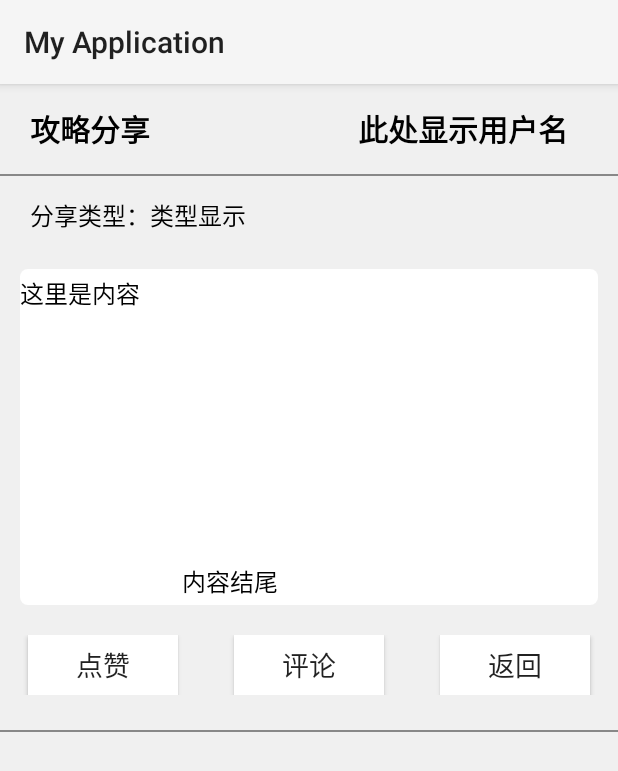
After one commit to M4kiseKurisu/Android-Sport-App, an Android app: the TutorialShow screen opened directly, with no data from a screen before it, on a phone screen of 412 x 824 dp. The commit adds this screen. Shown: the top 771 px of the screen. Run offline under Robolectric (Android 15) with nearby library versions, the phone set to English and light mode, and no system bars.

Commit message:
完善攻略页

```diff
--- a/app/src/main/java/com/example/myapplication/MainActivity.java
+++ b/app/src/main/java/com/example/myapplication/MainActivity.java
@@ -7,7 +7,7 @@ import android.os.Bundle;
 import android.view.View;
 import android.widget.ImageButton;
 
-import java.io.Console;
+import com.example.myapplication.tutorial.TutorialActivity;
 
 public class MainActivity extends AppCompatActivity {
     private ImageButton button1;
--- /dev/null
+++ b/app/src/main/java/com/example/myapplication/tutorial/TutorialShow.java
@@ -0,0 +1,52 @@
+package com.example.myapplication.tutorial;
+
+import androidx.appcompat.app.AppCompatActivity;
+
+import android.content.Intent;
+import android.os.Bundle;
+import android.view.View;
+import android.widget.Button;
+import android.widget.LinearLayout;
+
+import com.example.myapplication.R;
+
+public class TutorialShow extends AppCompatActivity {
+
+    private Button back;
+    private Button commit;
+    private LinearLayout comment;
+
+    @Override
+    protected void onCreate(Bundle savedInstanceState) {
+        super.onCreate(savedInstanceState);
+        setContentView(R.layout.activity_tutorial_show);
+
+        back = findViewById(R.id.back);
+        commit = findViewById(R.id.commit);
+        comment = findViewById(R.id.comment);
+
+        LinearLayout.LayoutParams para;
+        para = (LinearLayout.LayoutParams) comment.getLayoutParams();
+        para.height = 0;
+        comment.setLayoutParams(para);
+
+        back.setOnClickListener(new View.OnClickListener() {
+            @Override
+            public void onClick(View v) {
+                Intent intent = new Intent();
+                intent.setClass(TutorialShow.this, TutorialActivity.class);
+                startActivity(intent);
+            }
+        });
+
+        commit.setOnClickListener(new View.OnClickListener() {
+            @Override
+            public void onClick(View v) {
+                LinearLayout.LayoutParams para;
+                para = (LinearLayout.LayoutParams) comment.getLayoutParams();
+                para.height = 520;
+                comment.setLayoutParams(para);
+            }
+        });
+    }
+}
--- /dev/null
+++ b/app/src/main/res/drawable/activity_editview.xml
@@ -0,0 +1,8 @@
+<?xml version="1.0" encoding="utf-8"?>
+<layer-list xmlns:android="http://schemas.android.com/apk/res/android">
+    <item android:bottom="1dp"> <!--设置底部有边框-->
+        <shape>
+            <solid android:color="#FFFFFF" />  <!-- 主体背景颜色 -->
+        </shape>
+    </item>
+</layer-list>
--- /dev/null
+++ b/app/src/main/res/drawable/activity_greenbutton.xml
@@ -0,0 +1,10 @@
+<?xml version="1.0" encoding="utf-8"?>
+<selector xmlns:android="http://schemas.android.com/apk/res/android">
+    <item>
+        <shape android:shape="rectangle">
+            <stroke android:width="0px" />
+            <corners android:radius="10dp" />
+            <solid android:color="#90ee90" />
+        </shape>
+    </item>
+</selector>
--- /dev/null
+++ b/app/src/main/res/layout/activity_tutorial_show.xml
@@ -0,0 +1,213 @@
+<?xml version="1.0" encoding="utf-8"?>
+<ScrollView xmlns:android="http://schemas.android.com/apk/res/android"
+    android:layout_width="match_parent"
+    android:layout_height="match_parent"
+    android:fillViewport="true">
+
+    <LinearLayout
+        android:layout_width="match_parent"
+        android:layout_height="match_parent"
+        android:background="#f0f0f0"
+        android:orientation="vertical">
+
+        <LinearLayout
+            android:layout_width="match_parent"
+            android:layout_height="40dp"
+            android:orientation="horizontal"
+            android:layout_marginTop="10dp">
+
+
+            <LinearLayout
+                android:layout_width="0dp"
+                android:layout_weight="1"
+                android:layout_height="match_parent">
+
+                <TextView
+                    android:layout_width="wrap_content"
+                    android:layout_height="match_parent"
+                    android:gravity="center"
+                    android:text="攻略分享"
+                    android:textColor="@color/group_black"
+                    android:textSize="20dp"
+                    android:textStyle="bold"
+                    android:layout_marginLeft="20dp"/>
+
+            </LinearLayout>
+
+
+            <LinearLayout
+                android:layout_width="0dp"
+                android:layout_weight="1"
+                android:layout_height="match_parent"
+                android:gravity="right">
+
+                <TextView
+                    android:layout_width="wrap_content"
+                    android:layout_height="match_parent"
+                    android:gravity="center"
+                    android:text="此处显示用户名"
+                    android:textColor="@color/group_black"
+                    android:textSize="20dp"
+                    android:textStyle="bold"
+                    android:layout_marginLeft="20dp"
+                    android:layout_marginRight="50px"/>
+
+            </LinearLayout>
+
+        </LinearLayout>
+
+        <ImageView
+            android:layout_width="match_parent"
+            android:layout_height="1dp"
+            android:background="#888888"
+            android:layout_marginTop="10dp"/>
+
+        <LinearLayout
+            android:layout_width="match_parent"
+            android:layout_height="32dp"
+            android:orientation="horizontal"
+            android:layout_marginTop="10dp">
+
+
+            <LinearLayout
+                android:layout_width="0dp"
+                android:layout_weight="1"
+                android:layout_height="match_parent">
+
+                <TextView
+                    android:layout_width="wrap_content"
+                    android:layout_height="match_parent"
+                    android:gravity="center"
+                    android:text="分享类型："
+                    android:textColor="@color/group_black"
+                    android:textSize="16dp"
+                    android:layout_marginLeft="20dp"/>
+
+                <TextView
+                    android:layout_width="wrap_content"
+                    android:layout_height="match_parent"
+                    android:gravity="center"
+                    android:textColor="@color/group_black"
+                    android:textSize="16dp"
+                    android:text="类型显示"/>
+
+            </LinearLayout>
+
+        </LinearLayout>
+
+        <LinearLayout
+            android:layout_width="match_parent"
+            android:layout_height="wrap_content">
+
+            <TextView
+                android:layout_width="match_parent"
+                android:layout_height="wrap_content"
+                android:paddingTop="6px"
+                android:paddingBottom="6px"
+                android:layout_marginTop="30px"
+                android:layout_marginLeft="20px"
+                android:layout_marginRight="20px"
+                android:background="@drawable/white_background"
+                android:textSize="16dp"
+                android:textColor="#000000"
+                android:text="这里是内容\n\n\n\n\n\n\n\n\n\n                           内容结尾">
+
+            </TextView>
+
+        </LinearLayout>
+
+        <LinearLayout
+            android:layout_width="match_parent"
+            android:layout_height="40dp"
+            android:orientation="horizontal"
+            android:layout_marginTop="20dp">
+
+            <LinearLayout
+                android:layout_width="0dp"
+                android:layout_height="match_parent"
+                android:layout_weight="1"
+                android:gravity="center">
+                <Button
+                    android:id="@+id/like"
+                    android:layout_width="100dp"
+                    android:layout_height="match_parent"
+                    android:text="点赞"
+                    android:textSize="18dp"
+                    android:background="@drawable/white_button"/>
+            </LinearLayout>
+
+            <LinearLayout
+                android:layout_width="0dp"
+                android:layout_height="match_parent"
+                android:layout_weight="1"
+                android:gravity="center">
+                <Button
+                    android:id="@+id/commit"
+                    android:layout_width="100dp"
+                    android:layout_height="match_parent"
+                    android:text="评论"
+                    android:textSize="18dp"
+                    android:background="@drawable/white_button" />
+            </LinearLayout>
+
+            <LinearLayout
+                android:layout_width="0dp"
+                android:layout_height="match_parent"
+                android:layout_weight="1"
+                android:gravity="center">
+                <Button
+                    android:id="@+id/back"
+                    android:layout_width="100dp"
+                    android:layout_height="match_parent"
+                    android:text="返回"
+                    android:textSize="18dp"
+                    android:background="@drawable/white_button"/>
+            </LinearLayout>
+
+        </LinearLayout>
+
+        <LinearLayout
+            android:id="@+id/comment"
+            android:layout_width="match_parent"
+            android:layout_height="520px"
+            android:layout_marginTop="20px"
+            android:orientation="vertical">
+
+            <EditText
+                android:layout_width="match_parent"
+                android:layout_height="400px"
+                android:background="@drawable/activity_editview"
+                android:layout_marginLeft="20px"
+                android:layout_marginRight="20px"
+                android:gravity="top"
+                android:inputType="textMultiLine"
+                android:scrollbars="vertical"
+                android:hint="发表你的评论" />
+
+            <LinearLayout
+                android:layout_width="match_parent"
+                android:layout_height="wrap_content"
+                android:gravity="right">
+                <Button
+                    android:layout_width="100dp"
+                    android:layout_height="90px"
+                    android:layout_marginTop="20px"
+                    android:layout_marginRight="20px"
+                    android:text="发布"
+                    android:textColor="#ffffff"
+                    android:textSize="18dp"
+                    android:background="@drawable/activity_greenbutton"/>
+
+            </LinearLayout>
+
+        </LinearLayout>
+
+        <ImageView
+            android:layout_width="match_parent"
+            android:layout_height="1dp"
+            android:background="#888888"
+            android:layout_marginTop="10dp"/>
+
+    </LinearLayout>
+
+</ScrollView>
--- a/app/src/main/res/values/strings.xml
+++ b/app/src/main/res/values/strings.xml
@@ -2,4 +2,5 @@
     <string name="app_name">My Application</string>
     <!-- TODO: Remove or change this placeholder text -->
     <string name="hello_blank_fragment">Hello blank fragment</string>
+    <string name="activity_tab_name">选择攻略标签</string>
 </resources>
```
Also changed, not shown: app/src/main/AndroidManifest.xml (+14 -7 lines), app/src/main/java/com/example/myapplication/TutorialActivity.java (deleted, +0 -14 lines), app/src/main/java/com/example/myapplication/tutorial/TutorialActivity.java (added, +61 -0 lines), app/src/main/java/com/example/myapplication/tutorial/TutorialWrite.java (added, +22 -0 lines), app/src/main/res/layout/activity_tutorial.xml (+6 -3 lines), app/src/main/res/layout/activity_tutorial_write.xml (added, +137 -0 lines), app/src/main/res/values/activity_tabs_array.xml (added, +11 -0 lines).
